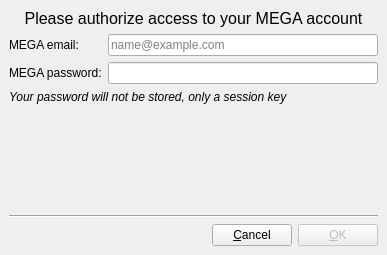
Old version of the form ui/syncconfigdialog.ui in the repository giowck/symphytum.
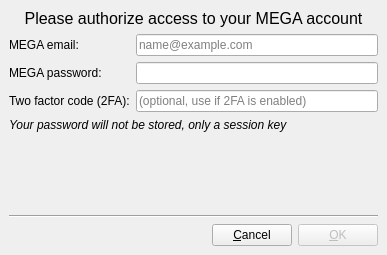
New version of the form. The open tabs and pages were chosen to show the change.

Commit message: Looks like megacmd v1.0.0 is also working wihtout interactive shell on windows now

Diff of the .ui file:
```diff
--- a/ui/syncconfigdialog.ui
+++ b/ui/syncconfigdialog.ui
@@ -438,6 +438,20 @@
            </property>
           </widget>
          </item>
+         <item row="2" column="0">
+          <widget class="QLabel" name="label_3">
+           <property name="text">
+            <string>Two factor code (2FA):</string>
+           </property>
+          </widget>
+         </item>
+         <item row="2" column="1">
+          <widget class="QLineEdit" name="mega2FALineEdit">
+           <property name="placeholderText">
+            <string>(optional, use if 2FA is enabled)</string>
+           </property>
+          </widget>
+         </item>
         </layout>
        </item>
        <item>
```
The commit also changes 2 other files.
